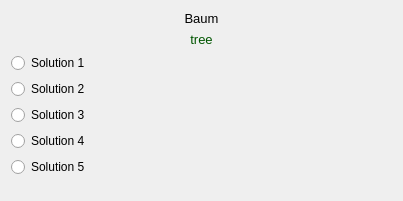
Qt form src/practice/practice_widget_multiplechoice.ui (KDE/parley) before a commit.
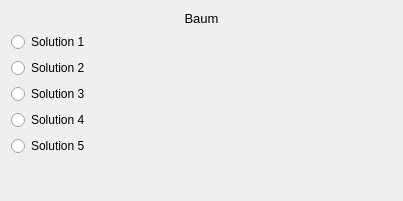
The same form after that commit.

Commit message: remove answer label in multiple choice mode

What changed in the file:
```diff
--- a/src/practice/practice_widget_multiplechoice.ui
+++ b/src/practice/practice_widget_multiplechoice.ui
@@ -29,85 +29,6 @@
      </property>
     </widget>
    </item>
-   <item>
-    <widget class="QLabel" name="solutionLabel">
-     <property name="palette">
-      <palette>
-       <active>
-        <colorrole role="WindowText">
-         <brush brushstyle="SolidPattern">
-          <color alpha="255">
-           <red>0</red>
-           <green>85</green>
-           <blue>0</blue>
-          </color>
-         </brush>
-        </colorrole>
-        <colorrole role="Text">
-         <brush brushstyle="SolidPattern">
-          <color alpha="255">
-           <red>0</red>
-           <green>170</green>
-           <blue>0</blue>
-          </color>
-         </brush>
-        </colorrole>
-       </active>
-       <inactive>
-        <colorrole role="WindowText">
-         <brush brushstyle="SolidPattern">
-          <color alpha="255">
-           <red>0</red>
-           <green>85</green>
-           <blue>0</blue>
-          </color>
-         </brush>
-        </colorrole>
-        <colorrole role="Text">
-         <brush brushstyle="SolidPattern">
-          <color alpha="255">
-           <red>0</red>
-           <green>170</green>
-           <blue>0</blue>
-          </color>
-         </brush>
-        </colorrole>
-       </inactive>
-       <disabled>
-        <colorrole role="WindowText">
-         <brush brushstyle="SolidPattern">
-          <color alpha="255">
-           <red>126</red>
-           <green>125</green>
-           <blue>124</blue>
-          </color>
-         </brush>
-        </colorrole>
-        <colorrole role="Text">
-         <brush brushstyle="SolidPattern">
-          <color alpha="255">
-           <red>126</red>
-           <green>125</green>
-           <blue>124</blue>
-          </color>
-         </brush>
-        </colorrole>
-       </disabled>
-      </palette>
-     </property>
-     <property name="font">
-      <font>
-       <pointsize>10</pointsize>
-      </font>
-     </property>
-     <property name="text">
-      <string>tree</string>
-     </property>
-     <property name="alignment">
-      <set>Qt::AlignCenter</set>
-     </property>
-    </widget>
-   </item>
    <item>
     <widget class="QRadioButton" name="choice1">
      <property name="text">
```
The commit also changes 1 other file.
